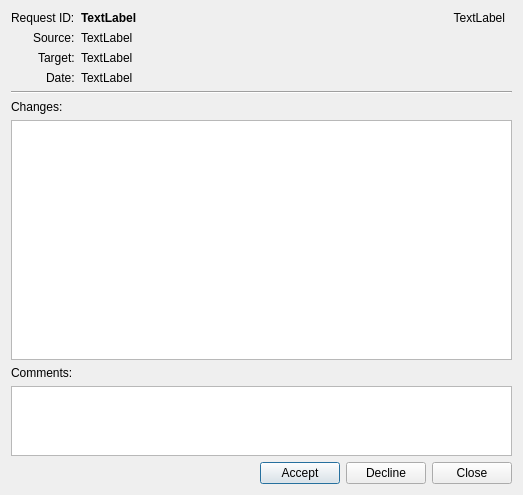
First picture: the form in src/gui/requeststateeditor.ui, repository javierllorente/qactus, before the edit.
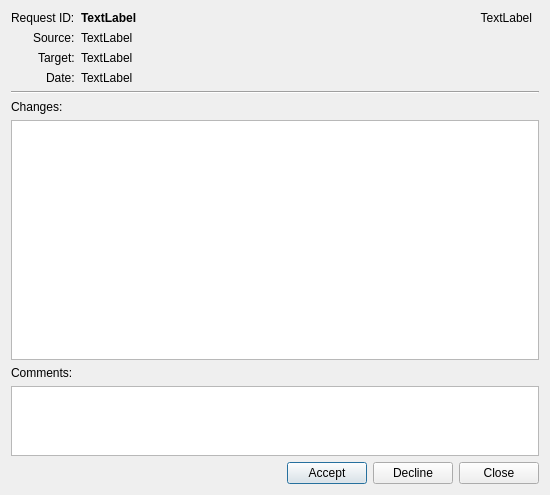
Second picture: the form after the edit. Icons and pictures are not drawn.

Commit message: Make dialog wider to make room for the '=' line (diff)

Patch:
```diff
--- a/src/gui/requeststateeditor.ui
+++ b/src/gui/requeststateeditor.ui
@@ -6,7 +6,7 @@
    <rect>
     <x>0</x>
     <y>0</y>
-    <width>523</width>
+    <width>550</width>
     <height>495</height>
    </rect>
   </property>
```
